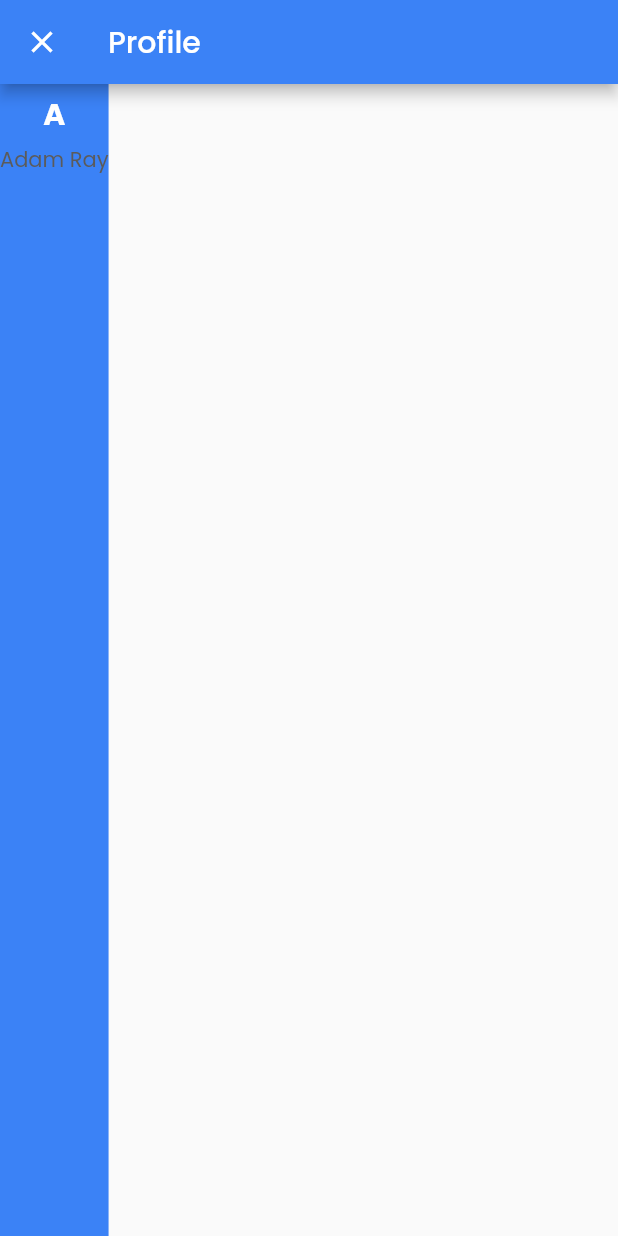
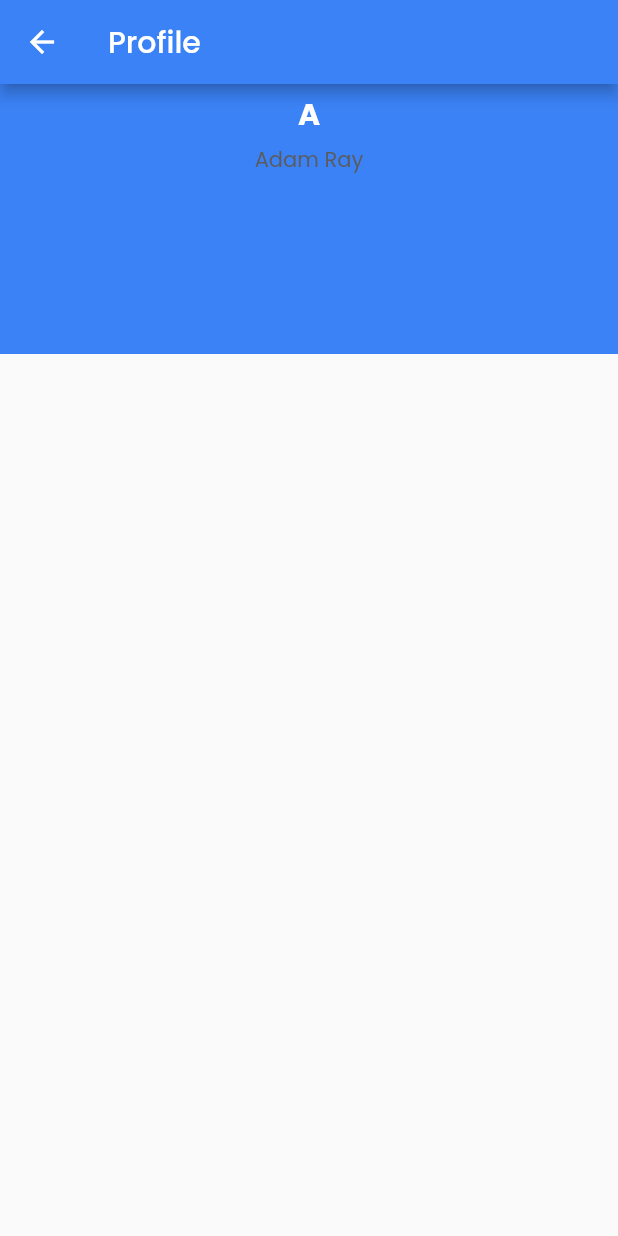
Before and after one commit to adamrayw/courseku-android, a Flutter app: the ProfilePage screen opened directly, on a phone screen of 412 x 824 dp. Run offline on Flutter 3.47's test engine with Material 2 defaults, Android fonts, the phone set to English and light mode, and no system bars; our stand-ins replace carousel_slider, double_back_to_close, font_awesome_flutter, google_fonts, webview_flutter; accounts and stored records are empty; network calls fail.

Commit message:
Remove leading

```diff
--- a/lib/pages/home/profile_page.dart
+++ b/lib/pages/home/profile_page.dart
@@ -9,21 +9,14 @@ class ProfilePage extends StatelessWidget {
     return Scaffold(
       appBar: AppBar(
         backgroundColor: primaryTextColor,
-        leading: IconButton(
-          onPressed: () {
-            Navigator.pop(context);
-          },
-          icon: Icon(
-            Icons.close,
-            color: Colors.white,
-          ),
-        ),
         title: Text(
           'Profile',
           style: headerTextStyle.copyWith(color: Colors.white),
         ),
       ),
       body: Container(
+        width: double.infinity,
+        height: 180,
         decoration: BoxDecoration(
           color: primaryTextColor,
         ),
```
